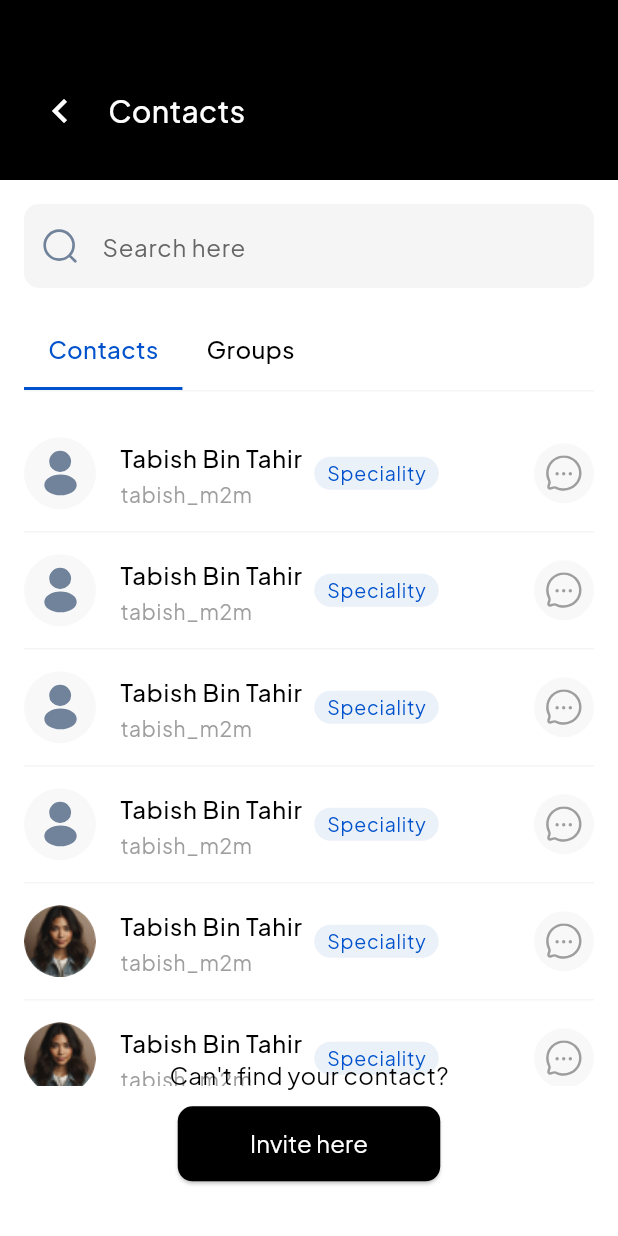
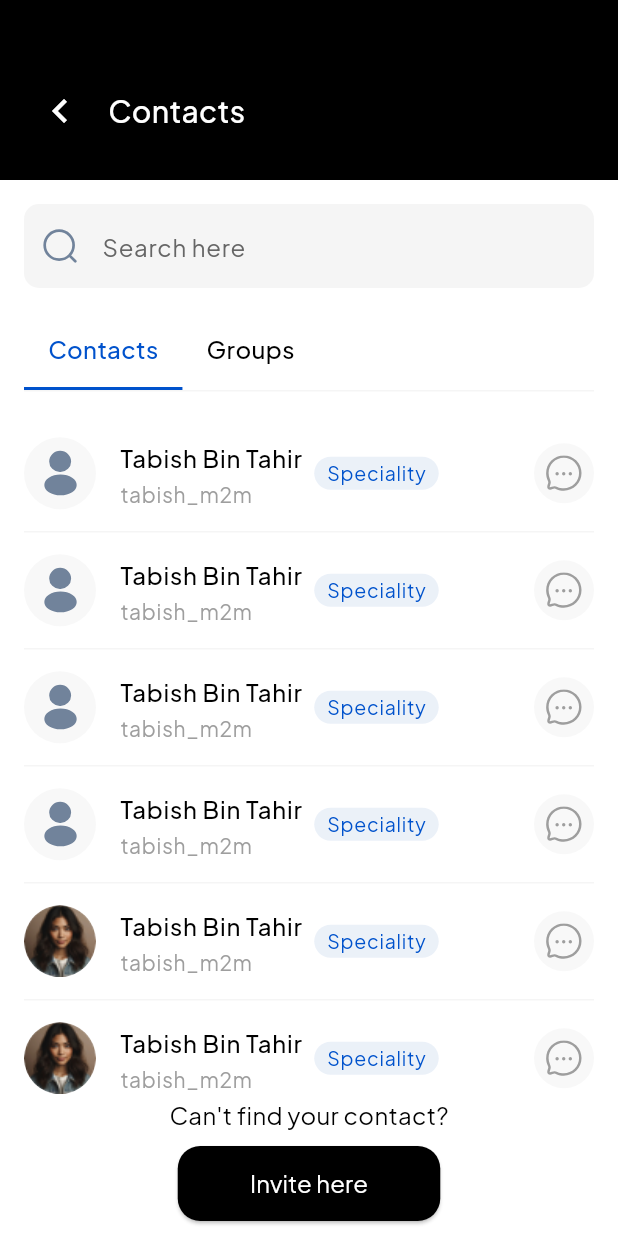
Before and after one commit to akintewe/interview_test, a Flutter app: the ContactsView screen opened by its route, on a phone screen of 412 x 824 dp. Run offline on Flutter 3.47's test engine with Material 3 defaults, Android fonts, the phone set to English and light mode, and no system bars; our stand-ins replace flutter_svg, flutter_swipe_action_cell, get, google_fonts.

```diff
--- a/lib/app/modules/contacts/views/contacts_view.dart
+++ b/lib/app/modules/contacts/views/contacts_view.dart
@@ -16,6 +16,9 @@ class ContactsView extends GetView<ContactsController> {
 
   @override
   Widget build(BuildContext context) {
+    final screenHeight = MediaQuery.of(context).size.height;
+    final bottomPadding = MediaQuery.of(context).padding.bottom;
+
     return Scaffold(
       backgroundColor: Colors.white,
       appBar: PreferredSize(
@@ -56,10 +59,14 @@ class ContactsView extends GetView<ContactsController> {
               ? _buildContactsList()
               : _buildGroupsList(),
           )),
-          Transform.translate(
-            offset: Offset(0, _getButtonOffset(context)),
-            child: Center(
+          Container(
+            padding: EdgeInsets.only(
+              bottom: bottomPadding + 10,
+              left: 16,
+              right: 16,
+            ),
             child: Column(
+              mainAxisSize: MainAxisSize.min,
               children: [
                 Text(
                   "Can't find your contact?",
@@ -77,7 +84,7 @@ class ContactsView extends GetView<ContactsController> {
                     style: ElevatedButton.styleFrom(
                       backgroundColor: Colors.black,
                       shape: RoundedRectangleBorder(
-                          borderRadius: BorderRadius.circular(10),
+                        borderRadius: BorderRadius.circular(15),
                       ),
                     ),
                     child: Text(
@@ -92,8 +99,6 @@ class ContactsView extends GetView<ContactsController> {
               ],
             ),
           ),
-          ),
-          const SizedBox(height: 20),
         ],
       ),
     );
@@ -342,16 +347,4 @@ class ContactsView extends GetView<ContactsController> {
       ),
     );
   }
-
-  double _getButtonOffset(BuildContext context) {
-    final height = MediaQuery.of(context).size.height;
-    final width = MediaQuery.of(context).size.width;
-
-    // Check if device is iPhone Pro model (approximate dimensions)
-    if ((height >= 844 && height <= 932) && (width >= 390 && width <= 430)) {
-      return -(height * -0.02); // Smaller upward offset for Pro models
 }
-
-    return -(height * 0.02); // Default offset for other devices
-  }
-}
```
Lines whose indentation alone changed are shown as unchanged.
